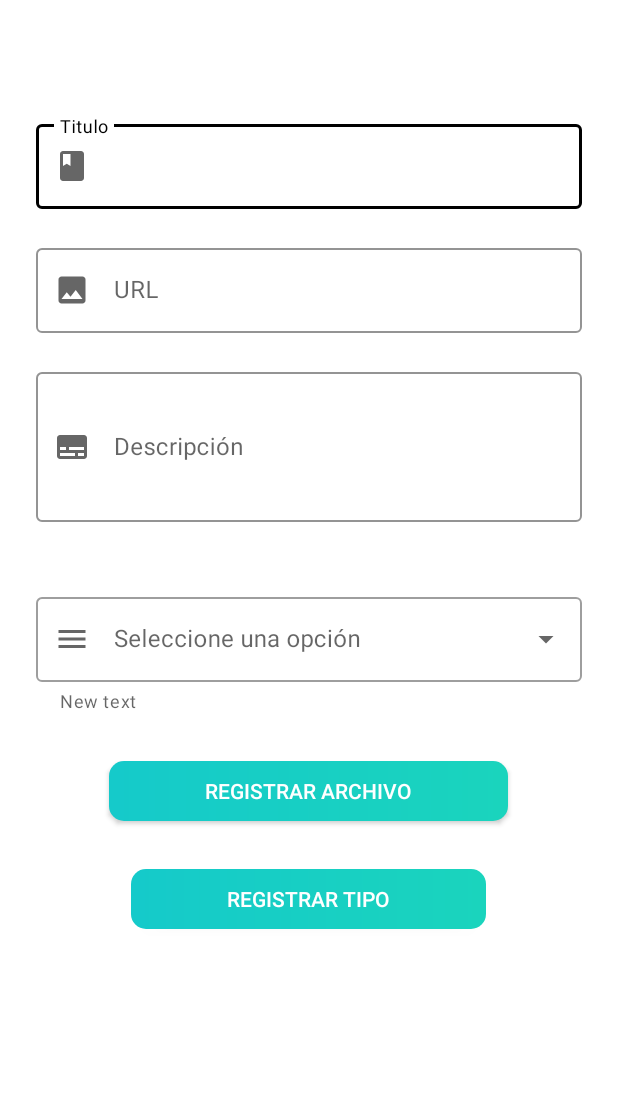
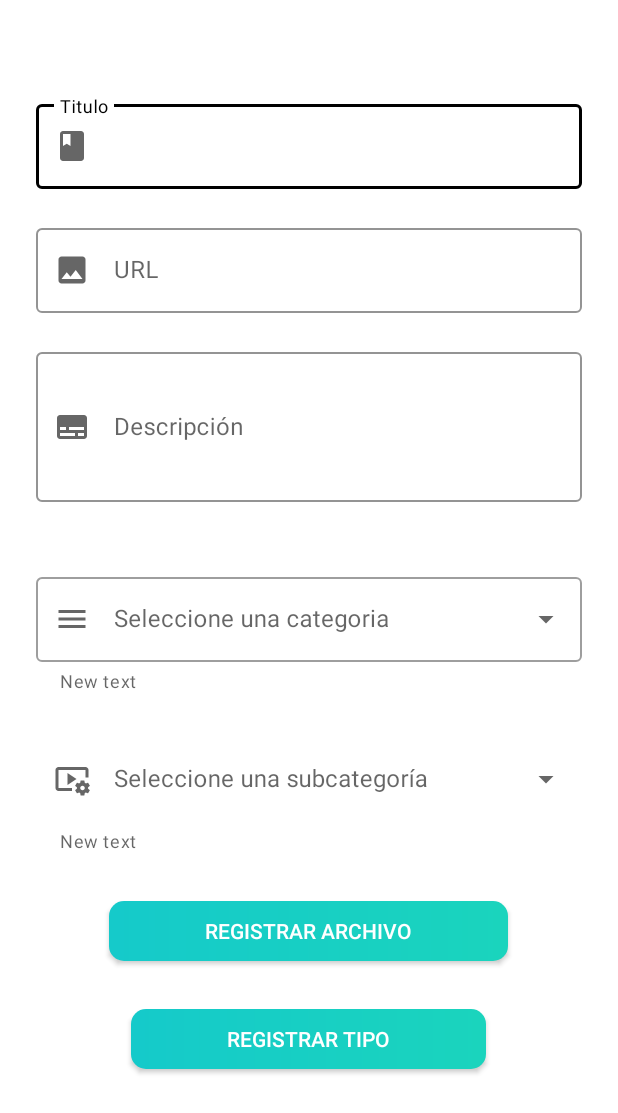
Before and after one commit to Kraldr/ProjectIS4, an Android app: the CreateCategory screen opened directly, with no data from a screen before it, on a phone screen of 412 x 824 dp. Shown: the top 1113 px of the screen. Run offline under Robolectric (Android 15) with nearby library versions, the phone set to English and light mode, and no system bars; our stand-ins replace Firebase (no records; nobody signed in at launch, a user with empty details on screens opened directly).

```diff
--- /dev/null
+++ b/app/src/main/res/drawable/ic_baseline_video_settings_24.xml
@@ -0,0 +1,16 @@
+<vector xmlns:android="http://schemas.android.com/apk/res/android"
+    android:width="24dp"
+    android:height="24dp"
+    android:viewportWidth="24"
+    android:viewportHeight="24"
+    android:tint="?attr/colorControlNormal">
+  <path
+      android:fillColor="@android:color/white"
+      android:pathData="M3,6h18v5h2V6c0,-1.1 -0.9,-2 -2,-2H3C1.9,4 1,4.9 1,6v12c0,1.1 0.9,2 2,2h9v-2H3V6z"/>
+  <path
+      android:fillColor="@android:color/white"
+      android:pathData="M15,12l-6,-4l0,8z"/>
+  <path
+      android:fillColor="@android:color/white"
+      android:pathData="M22.71,18.43c0.03,-0.29 0.04,-0.58 0.01,-0.86l1.07,-0.85c0.1,-0.08 0.12,-0.21 0.06,-0.32l-1.03,-1.79c-0.06,-0.11 -0.19,-0.15 -0.31,-0.11L21.23,15c-0.23,-0.17 -0.48,-0.31 -0.75,-0.42l-0.2,-1.36C20.26,13.09 20.16,13 20.03,13h-2.07c-0.12,0 -0.23,0.09 -0.25,0.21l-0.2,1.36c-0.26,0.11 -0.51,0.26 -0.74,0.42l-1.28,-0.5c-0.12,-0.05 -0.25,0 -0.31,0.11l-1.03,1.79c-0.06,0.11 -0.04,0.24 0.06,0.32l1.07,0.86c-0.03,0.29 -0.04,0.58 -0.01,0.86l-1.07,0.85c-0.1,0.08 -0.12,0.21 -0.06,0.32l1.03,1.79c0.06,0.11 0.19,0.15 0.31,0.11l1.27,-0.5c0.23,0.17 0.48,0.31 0.75,0.42l0.2,1.36c0.02,0.12 0.12,0.21 0.25,0.21h2.07c0.12,0 0.23,-0.09 0.25,-0.21l0.2,-1.36c0.26,-0.11 0.51,-0.26 0.74,-0.42l1.28,0.5c0.12,0.05 0.25,0 0.31,-0.11l1.03,-1.79c0.06,-0.11 0.04,-0.24 -0.06,-0.32L22.71,18.43zM19,19.5c-0.83,0 -1.5,-0.67 -1.5,-1.5s0.67,-1.5 1.5,-1.5s1.5,0.67 1.5,1.5S19.83,19.5 19,19.5z"/>
+</vector>
--- a/app/src/main/res/layout/activity_create_category.xml
+++ b/app/src/main/res/layout/activity_create_category.xml
@@ -25,7 +25,7 @@
             android:layout_width="match_parent"
             android:layout_height="wrap_content"
             android:layout_marginLeft="24dp"
-            android:layout_marginTop="-130dp"
+            android:layout_marginTop="-90dp"
             android:layout_marginRight="24dp"
             app:boxStrokeColor="#000"
             app:errorEnabled="true"
@@ -95,6 +95,7 @@
             style="@style/Widget.MaterialComponents.TextInputLayout.OutlinedBox.ExposedDropdownMenu"
             android:layout_width="match_parent"
             android:layout_marginLeft="24dp"
+            android:id="@+id/typeA"
             app:helperTextEnabled="true"
             app:helperText="New text"
             app:startIconDrawable="@drawable/ic_baseline_menu_24"
@@ -108,7 +109,30 @@
                 android:id="@+id/typeArchive"
                 android:layout_width="match_parent"
                 android:layout_weight="1"
-                android:hint="Seleccione una opción"
+                android:hint="Seleccione una categoria"
+                android:layout_height="wrap_content"
+                android:inputType="none" />
+
+        </com.google.android.material.textfield.TextInputLayout>
+
+        <com.google.android.material.textfield.TextInputLayout
+            style="@style/Widget.MaterialComponents.TextInputLayout.OutlinedBox.ExposedDropdownMenu"
+            android:layout_width="match_parent"
+            android:layout_marginLeft="24dp"
+            app:helperTextEnabled="true"
+            app:helperText="New text"
+            app:startIconDrawable="@drawable/ic_baseline_video_settings_24"
+            app:startIconContentDescription="Info Icon"
+            app:errorEnabled="true"
+            android:layout_marginTop="24dp"
+            android:layout_marginRight="24dp"
+            android:layout_height="wrap_content">
+
+            <AutoCompleteTextView
+                android:id="@+id/typeBase"
+                android:layout_width="match_parent"
+                android:layout_weight="1"
+                android:hint="Seleccione una subcategoría"
                 android:layout_height="wrap_content"
                 android:inputType="none" />
 
--- a/app/src/main/res/values/strings.xml
+++ b/app/src/main/res/values/strings.xml
@@ -17,4 +17,9 @@
         <item>Empresa</item>
     </string-array>
 
+    <string-array name="typeCategory">
+        <item>Categoría</item>
+        <item>Subcategoría</item>
+    </string-array>
+
 </resources>
```
Also changed, not shown: app/src/main/java/com/example/project/CreateCategory.kt (+108 -5 lines), app/src/main/java/com/example/project/CreateContent.kt (+30 -1 lines), app/src/main/java/com/example/project/subCategoryClass.kt (added, +8 -0 lines), app/src/main/res/drawable/ic_baseline_style_24.xml (added, +10 -0 lines), app/src/main/res/layout/activity_create_sub_category.xml (+25 -3 lines).
